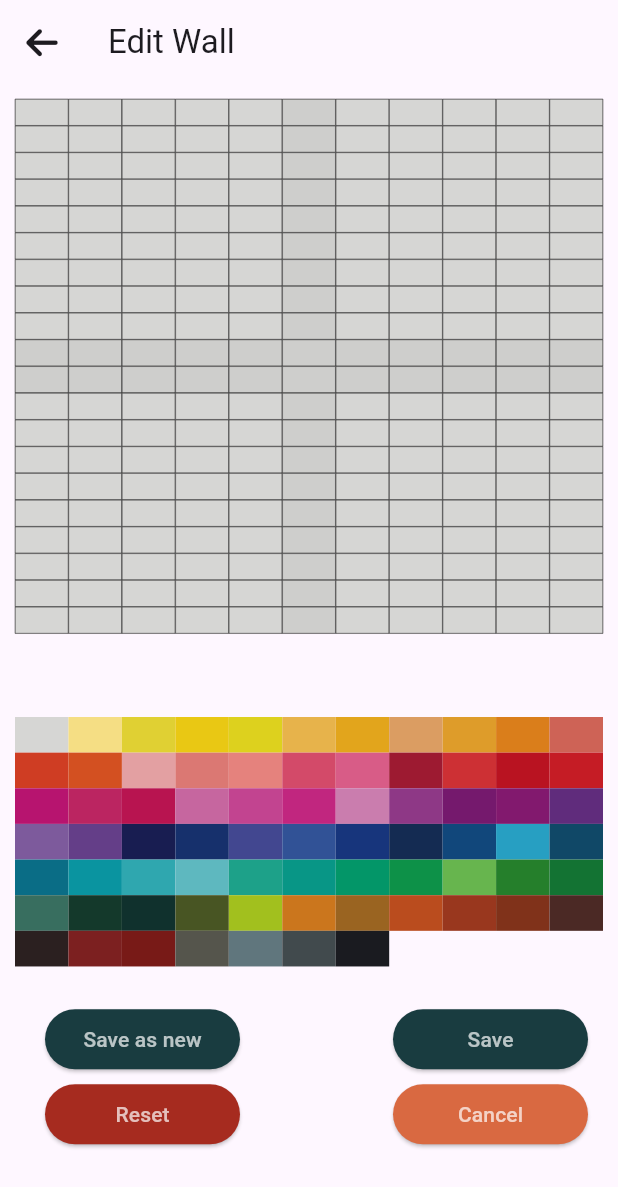
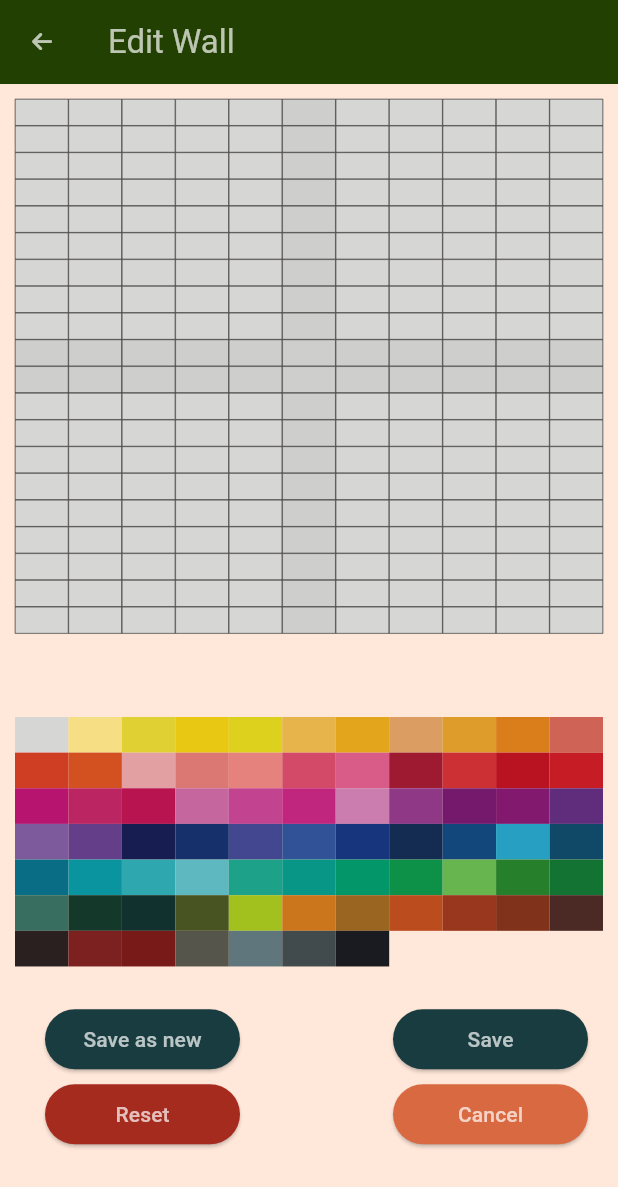
Before and after one commit to milos-73/grid_maker_bricks, a Flutter app: the ResetEditor screen opened directly, on a phone screen of 412 x 824 dp. Shown: the top 1187 px of the screen. Run offline on Flutter 3.47's test engine with Material 3 defaults, Android fonts, the phone set to English and light mode, and no system bars; our stand-ins replace font_awesome_flutter, share_plus, shared_preferences; accounts and stored records are empty.

Commit message:
Opravený tvar tlačidiel; Opravená farebnosť okna po resetnutí editovanej steny

```diff
--- a/lib/reset_editor.dart
+++ b/lib/reset_editor.dart
@@ -5,6 +5,7 @@ import 'package:font_awesome_flutter/font_awesome_flutter.dart';
 import 'color_buttons.dart';
 import 'edit_wall_tiles.dart';
 import 'editor_buttons.dart';
+import 'hex_color.dart';
 import 'list_of_walls.dart';
 
 class ResetEditor extends StatefulWidget {
@@ -21,10 +22,10 @@ class _ResetEditorState extends State<ResetEditor> {
 
   @override
   Widget build(BuildContext context) {
-    return Scaffold(
-      appBar: AppBar(
-        title: const Text('Edit Wall'),
-        leading: IconButton(onPressed: (){Navigator.pushReplacement(context, MaterialPageRoute(builder: (context) => const ListWalls()));} , icon: const FaIcon(FontAwesomeIcons.arrowLeft)),
+    return Scaffold(backgroundColor: HexColor('#ffe7d9'),
+      appBar: AppBar(backgroundColor: HexColor('#214001'),
+        title: const Text('Edit Wall',style: TextStyle(color: Colors.white70),),
+        leading: IconButton(onPressed: (){Navigator.pushReplacement(context, MaterialPageRoute(builder: (context) => const ListWalls()));} , icon: const FaIcon(FontAwesomeIcons.arrowLeft, color: Colors.white70,size: 15,)),
       ),
       body: SingleChildScrollView(
         child: Padding(
```
